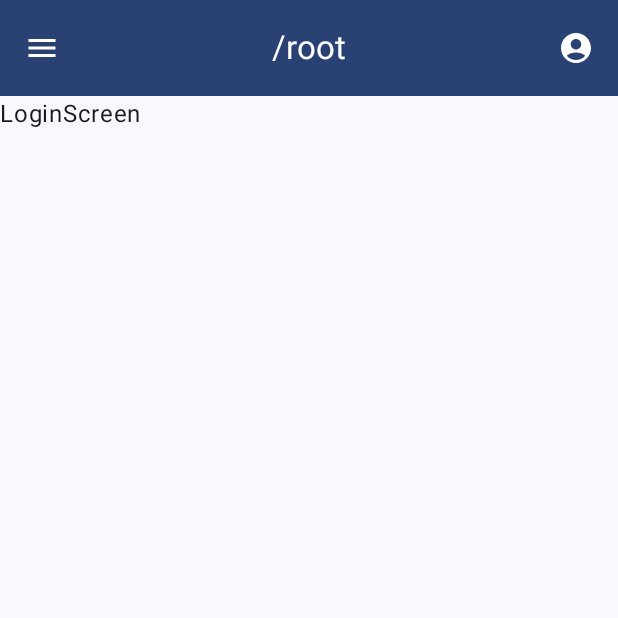
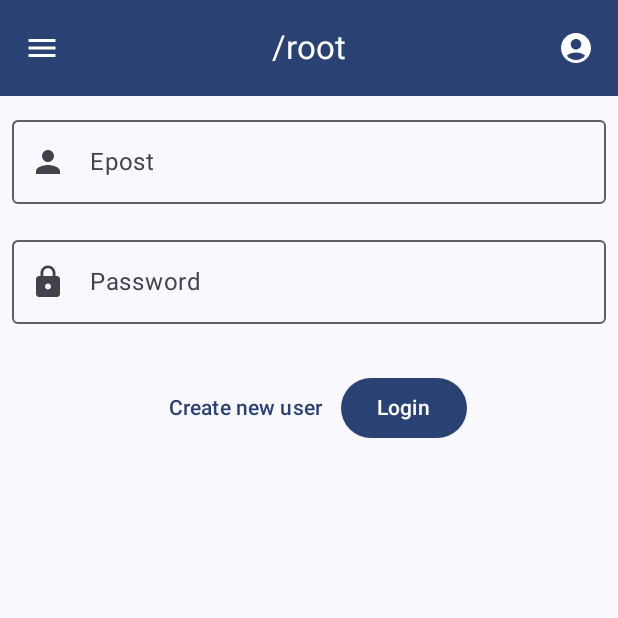
Before and after one commit to Bjelke98/MOB3000_ROOT_APP, an Android app built with Jetpack Compose: the login_screen screen opened through its navigation route, on a phone screen of 412 x 824 dp, the top half of it. Run offline under Robolectric (Android 15) with nearby library versions, the phone set to English and light mode, and no system bars.

Commit message:
Added login/Register page.

```diff
--- a/app/src/main/java/com/example/mob3000_root_app/components/navigation/AppNavHost.kt
+++ b/app/src/main/java/com/example/mob3000_root_app/components/navigation/AppNavHost.kt
@@ -8,6 +8,7 @@ import androidx.navigation.compose.NavHost
 import androidx.navigation.compose.composable
 import com.example.mob3000_root_app.screens.Home
 import com.example.mob3000_root_app.screens.Login
+import com.example.mob3000_root_app.screens.Register
 
 @Composable
 fun AppNavHost(
@@ -22,6 +23,7 @@ fun AppNavHost(
     ){
         composable( route = Screen.Home.route ){ Home(navController) }
         composable( route = Screen.Login.route ){ Login(navController) }
+        composable( route = Screen.Register.route ){ Register(navController) }
         composable( route = Screen.B.route ){ TestText("A") }
         composable( route = Screen.C.route ){ TestText("B") }
     }
--- a/app/src/main/java/com/example/mob3000_root_app/components/navigation/Screen.kt
+++ b/app/src/main/java/com/example/mob3000_root_app/components/navigation/Screen.kt
@@ -3,7 +3,9 @@ package com.example.mob3000_root_app.components.navigation
 sealed class Screen(val route: String) {
     object Home: Screen(route = "home_screen")
     object Login: Screen(route = "login_screen")
+    object Register: Screen(route = "register_screen")
     object B: Screen(route = "b_screen")
     object C: Screen(route = "c_screen")
     object D: Screen(route = "d_screen")
+
 }
--- a/app/src/main/java/com/example/mob3000_root_app/screens/Login.kt
+++ b/app/src/main/java/com/example/mob3000_root_app/screens/Login.kt
@@ -1,16 +1,79 @@
 package com.example.mob3000_root_app.screens
 
-import androidx.compose.material3.Text
-import androidx.compose.runtime.Composable
+import androidx.compose.foundation.layout.*
+import androidx.compose.foundation.text.KeyboardOptions
+import androidx.compose.material.icons.Icons
+import androidx.compose.material.icons.filled.Lock
+import androidx.compose.material.icons.filled.Person
+import androidx.compose.material3.*
+import androidx.compose.runtime.*
+import androidx.compose.ui.Alignment
+import androidx.compose.ui.Modifier
+import androidx.compose.ui.text.input.KeyboardType
+import androidx.compose.ui.text.input.PasswordVisualTransformation
+import androidx.compose.ui.text.input.TextFieldValue
 import androidx.compose.ui.tooling.preview.Preview
+import androidx.compose.ui.unit.dp
 import androidx.navigation.NavHostController
 import androidx.navigation.compose.rememberNavController
 import com.example.mob3000_root_app.App
 import com.example.mob3000_root_app.components.navigation.Screen
 
+
+
+@OptIn(ExperimentalMaterial3Api::class)
 @Composable
 fun Login(navController: NavHostController) {
-    Text(text = "LoginScreen")
+    var epost by remember{ mutableStateOf(TextFieldValue("")) }
+    var password by remember { mutableStateOf(TextFieldValue("")) }
+
+    Column(
+        verticalArrangement = Arrangement.Center,
+        horizontalAlignment = Alignment.CenterHorizontally
+    ) {
+        OutlinedTextField(
+            value=epost,
+            leadingIcon={Icon(imageVector= Icons.Default.Person,contentDescription=null)},
+            modifier= Modifier
+                .padding(8.dp)
+                .fillMaxWidth(),
+            label={Text(text="Epost")},
+            placeholder={Text(text="example@hotmail.com")},
+            keyboardOptions= KeyboardOptions(keyboardType= KeyboardType.Text),
+            onValueChange={
+                epost=it
+            }
+        )
+
+        OutlinedTextField(
+            value=password,
+            leadingIcon={Icon(imageVector= Icons.Default.Lock,contentDescription=null)},
+            modifier= Modifier
+                .padding(8.dp)
+                .fillMaxWidth(),
+            label={Text(text="Password")},
+            placeholder={Text(text="Pepsi > Cola")},
+            keyboardOptions= KeyboardOptions(keyboardType= KeyboardType.Password),
+            visualTransformation= PasswordVisualTransformation(),
+            onValueChange={
+                password=it }
+        )
+
+        Row(
+            modifier = Modifier.padding(vertical = 24.dp),
+            horizontalArrangement = Arrangement.Center
+        ) {
+            TextButton(onClick = {}) {
+                Text("Create new user")
+            }
+            Button(
+                onClick = {},
+            ) {
+                Text("Login")
+            }
+
+        }
+    }
 }
 
 @Preview(showBackground = true, widthDp = 400, heightDp = 65)
@@ -24,3 +87,5 @@ fun LoginNavPreview() {
 fun LoginPreview() {
     Login(navController = rememberNavController())
 }
+
+//    navigateUpTo(navController, Screen.Home)
```
Also changed, not shown: app/src/main/java/com/example/mob3000_root_app/screens/Register.kt (added, +118 -0 lines), app/src/main/java/com/example/mob3000_root_app/template/Template.kt (+5 -5 lines).
